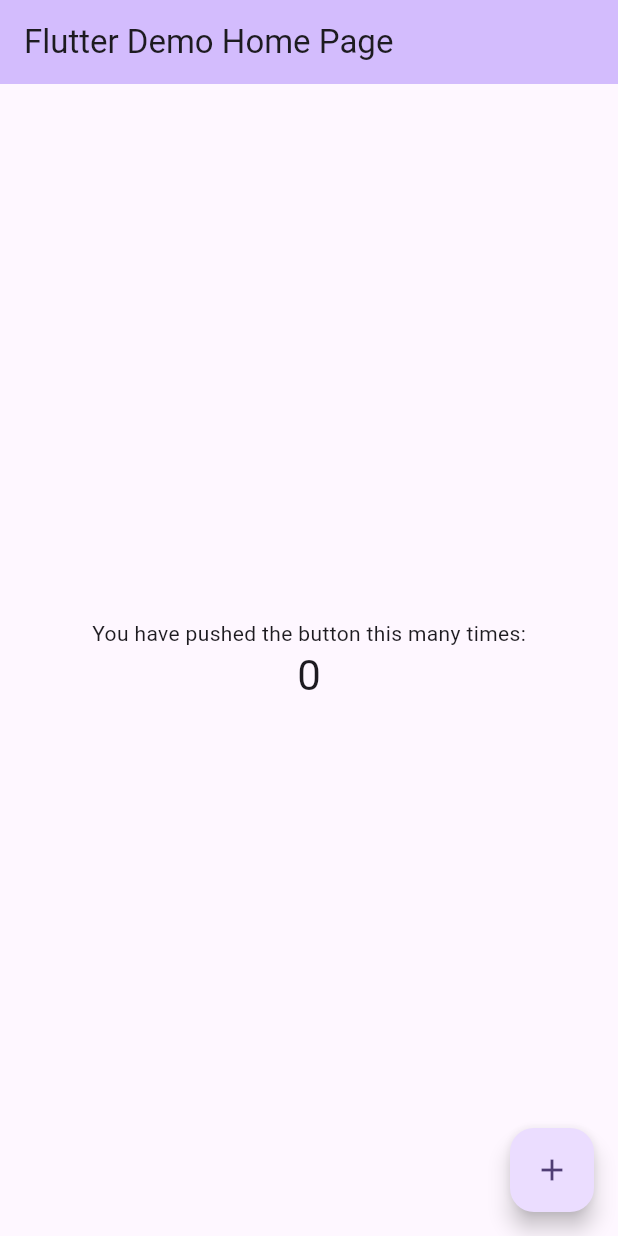
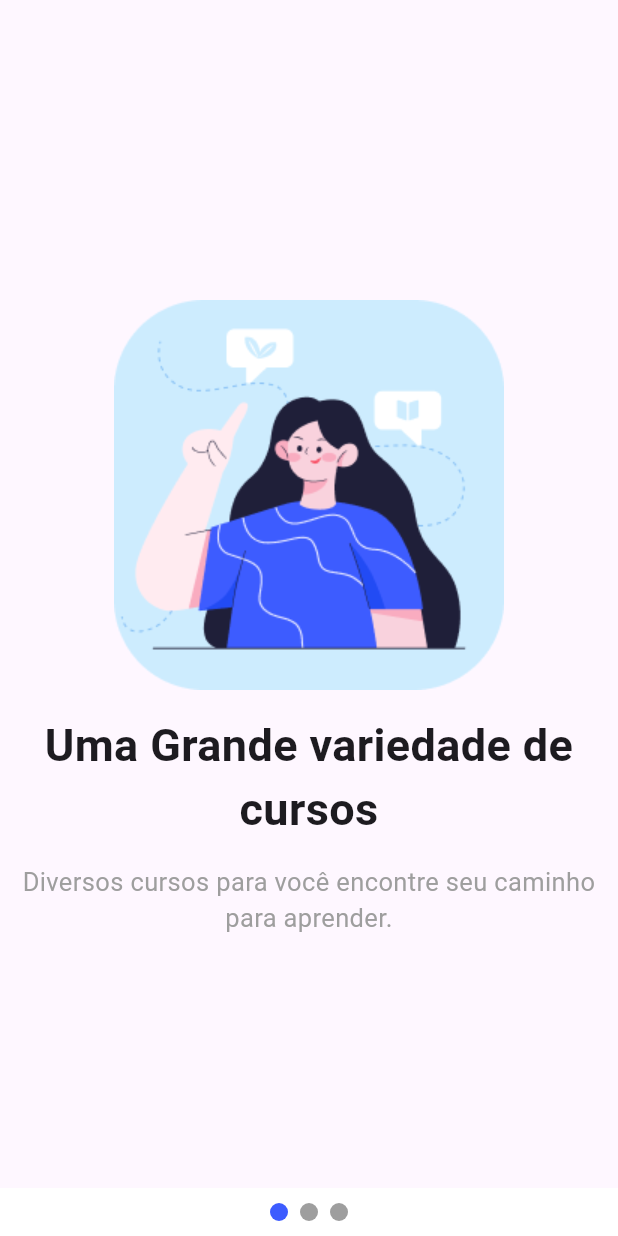
Before and after one commit to felipemaximo01/FlutterPageScireClass, a Flutter app: the screen it shows after launch, on a phone screen of 412 x 824 dp. Run offline on Flutter 3.47's test engine with Material 3 defaults, Android fonts, the phone set to English and light mode, and no system bars; drawn by our look-alikes of smooth_page_indicator; our stand-ins replace shared_preferences.

```diff
--- /dev/null
+++ b/scireclass/lib/Components/color.dart
@@ -0,0 +1,3 @@
+import 'package:flutter/material.dart';
+
+const primaryColor = Color.fromARGB(255, 61, 92, 255);
--- /dev/null
+++ b/scireclass/lib/Onboboarding/onboarding_info.dart
@@ -0,0 +1,8 @@
+class OnboardingInfo {
+  final String title;
+  final String descriptions;
+  final String image;
+
+  OnboardingInfo(
+      {required this.title, required this.descriptions, required this.image});
+}
--- /dev/null
+++ b/scireclass/lib/Onboboarding/onboarding_items.dart
@@ -0,0 +1,21 @@
+import 'onboarding_info.dart';
+
+class OnboardingItems {
+  List<OnboardingInfo> items = [
+    OnboardingInfo(
+        title: "Uma Grande variedade de cursos",
+        descriptions:
+            "Diversos cursos para você encontre seu caminho para aprender.",
+        image: "assets/illustrationPage1.png"),
+    OnboardingInfo(
+        title: "Rápido e fácil aprendizado",
+        descriptions:
+            "Aprendizagem fácil e rápida a qualquer momento para ajudá-le melhorar várias habilidades.",
+        image: "assets/illustrationPage2.png"),
+    OnboardingInfo(
+        title: "Crie seu próprio plano de estudo",
+        descriptions:
+            "Estude de acordo com o plano de estudo, para fazer o seu estudo mais motivado.",
+        image: "assets/illustrationPage3.png"),
+  ];
+}
--- /dev/null
+++ b/scireclass/lib/Onboboarding/onboarding_view.dart
@@ -0,0 +1,137 @@
+import 'package:flutter/material.dart';
+import 'package:scireclass/Components/color.dart';
+import 'package:scireclass/Onboboarding/onboarding_items.dart';
+import 'package:scireclass/home.dart';
+import 'package:scireclass/cadastro.dart';
+import 'package:shared_preferences/shared_preferences.dart';
+import 'package:smooth_page_indicator/smooth_page_indicator.dart';
+
+class OnboardingView extends StatefulWidget {
+  const OnboardingView({super.key});
+
+  @override
+  State<OnboardingView> createState() => _OnboardingViewState();
+}
+
+class _OnboardingViewState extends State<OnboardingView> {
+  final controller = OnboardingItems();
+  final pageController = PageController();
+
+  bool isLastPage = false;
+
+  @override
+  Widget build(BuildContext context) {
+    return Scaffold(
+      bottomSheet: Container(
+        color: Colors.white,
+        padding: const EdgeInsets.symmetric(horizontal: 10, vertical: 10),
+        child: isLastPage
+            ? getSignUp()
+            : Row(
+                mainAxisAlignment: MainAxisAlignment.center,
+                children: [
+                  //Indicator
+                  SmoothPageIndicator(
+                    controller: pageController,
+                    count: controller.items.length,
+                    onDotClicked: (index) => pageController.animateToPage(index,
+                        duration: const Duration(milliseconds: 600),
+                        curve: Curves.easeIn),
+                    effect: const WormEffect(
+                      dotHeight: 12,
+                      dotWidth: 12,
+                      activeDotColor: primaryColor,
+                    ),
+                  ),
+                ],
+              ),
+      ),
+      body: Container(
+        margin: const EdgeInsets.symmetric(horizontal: 15),
+        child: PageView.builder(
+            onPageChanged: (index) => setState(
+                () => isLastPage = controller.items.length - 1 == index),
+            itemCount: controller.items.length,
+            controller: pageController,
+            itemBuilder: (context, index) {
+              return Column(
+                mainAxisAlignment: MainAxisAlignment.center,
+                children: [
+                  Image.asset(
+                    controller.items[index].image,
+                    errorBuilder: (context, error, stackTrace) {
+                      return const Text('Erro ao carregar a imagem');
+                    },
+                  ),
+                  const SizedBox(height: 15),
+                  Text(
+                    controller.items[index].title,
+                    style: const TextStyle(
+                        fontSize: 30, fontWeight: FontWeight.bold),
+                    textAlign: TextAlign.center,
+                  ),
+                  const SizedBox(height: 15),
+                  Text(controller.items[index].descriptions,
+                      style: const TextStyle(color: Colors.grey, fontSize: 17),
+                      textAlign: TextAlign.center),
+                ],
+              );
+            }),
+      ),
+    );
+  }
+
+  //Now the problem is when press get started button
+  // after re run the app we see again the onboarding screen
+  // so lets do one time onboarding
+
+  //Get started button
+
+  Widget getSignUp() {
+    return Container(
+      decoration: BoxDecoration(
+          borderRadius: BorderRadius.circular(8), color: primaryColor),
+      width: MediaQuery.of(context).size.width * .9,
+      height: 55,
+      child: TextButton(
+          onPressed: () async {
+            final pres = await SharedPreferences.getInstance();
+            pres.setBool("onboarding", true);
+
+            //After we press get started button this onboarding value become true
+            // same key
+            if (!mounted) return;
+            Navigator.pushReplacement(context,
+                MaterialPageRoute(builder: (context) => SignupScreen()));
+          },
+          child: const Text(
+            "Cadastre-se",
+            style: TextStyle(color: Colors.white),
+          )),
+    );
+  }
+
+  Widget getLogin() {
+    return Container(
+      decoration: BoxDecoration(
+          borderRadius: BorderRadius.circular(8), color: primaryColor),
+      width: MediaQuery.of(context).size.width * .9,
+      height: 55,
+      child: TextButton(
+          onPressed: () async {
+            final pres = await SharedPreferences.getInstance();
+            pres.setBool("onboarding", true);
+
+            //After we press get started button this onboarding value become true
+            // same key
+            if (!mounted) return;
+            Navigator.pushReplacement(context,
+                MaterialPageRoute(builder: (context) => SignupScreen()));
+          },
+          child: const Text(
+            "Login",
+            style: TextStyle(color: Colors.white),
+          )),
+    );
+  }
+}
--- a/scireclass/lib/main.dart
+++ b/scireclass/lib/main.dart
@@ -1,125 +1,31 @@
 import 'package:flutter/material.dart';
+import 'package:scireclass/Onboboarding/onboarding_view.dart';
+import 'package:scireclass/home.dart';
 
-void main() {
-  runApp(const MyApp());
+import 'package:shared_preferences/shared_preferences.dart';
+
+void main() async {
+  WidgetsFlutterBinding.ensureInitialized();
+  final prefs = await SharedPreferences.getInstance();
+  final onboarding = prefs.getBool("onboarding") ?? false;
+
+  runApp(MyApp(onboarding: onboarding));
 }
 
 class MyApp extends StatelessWidget {
-  const MyApp({super.key});
+  final bool onboarding;
+  const MyApp({super.key, this.onboarding = false});
 
-  // This widget is the root of your application.
   @override
   Widget build(BuildContext context) {
     return MaterialApp(
-      title: 'Flutter Demo',
+      debugShowCheckedModeBanner: false,
+      title: 'ScireClass',
       theme: ThemeData(
-        // This is the theme of your application.
-        //
-        // TRY THIS: Try running your application with "flutter run". You'll see
-        // the application has a purple toolbar. Then, without quitting the app,
-        // try changing the seedColor in the colorScheme below to Colors.green
-        // and then invoke "hot reload" (save your changes or press the "hot
-        // reload" button in a Flutter-supported IDE, or press "r" if you used
-        // the command line to start the app).
-        //
-        // Notice that the counter didn't reset back to zero; the application
-        // state is not lost during the reload. To reset the state, use hot
-        // restart instead.
-        //
-        // This works for code too, not just values: Most code changes can be
-        // tested with just a hot reload.
         colorScheme: ColorScheme.fromSeed(seedColor: Colors.deepPurple),
         useMaterial3: true,
       ),
-      home: const MyHomePage(title: 'Flutter Demo Home Page'),
+      home: const OnboardingView(),
     );
   }
 }
-
-class MyHomePage extends StatefulWidget {
-  const MyHomePage({super.key, required this.title});
-
-  // This widget is the home page of your application. It is stateful, meaning
-  // that it has a State object (defined below) that contains fields that affect
-  // how it looks.
-
-  // This class is the configuration for the state. It holds the values (in this
-  // case the title) provided by the parent (in this case the App widget) and
-  // used by the build method of the State. Fields in a Widget subclass are
-  // always marked "final".
-
-  final String title;
-
-  @override
-  State<MyHomePage> createState() => _MyHomePageState();
-}
-
-class _MyHomePageState extends State<MyHomePage> {
-  int _counter = 0;
-
-  void _incrementCounter() {
-    setState(() {
-      // This call to setState tells the Flutter framework that something has
-      // changed in this State, which causes it to rerun the build method below
-      // so that the display can reflect the updated values. If we changed
-      // _counter without calling setState(), then the build method would not be
-      // called again, and so nothing would appear to happen.
-      _counter++;
-    });
-  }
-
-  @override
-  Widget build(BuildContext context) {
-    // This method is rerun every time setState is called, for instance as done
-    // by the _incrementCounter method above.
-    //
-    // The Flutter framework has been optimized to make rerunning build methods
-    // fast, so that you can just rebuild anything that needs updating rather
-    // than having to individually change instances of widgets.
-    return Scaffold(
-      appBar: AppBar(
-        // TRY THIS: Try changing the color here to a specific color (to
-        // Colors.amber, perhaps?) and trigger a hot reload to see the AppBar
-        // change color while the other colors stay the same.
-        backgroundColor: Theme.of(context).colorScheme.inversePrimary,
-        // Here we take the value from the MyHomePage object that was created by
-        // the App.build method, and use it to set our appbar title.
-        title: Text(widget.title),
-      ),
-      body: Center(
-        // Center is a layout widget. It takes a single child and positions it
-        // in the middle of the parent.
-        child: Column(
-          // Column is also a layout widget. It takes a list of children and
-          // arranges them vertically. By default, it sizes itself to fit its
-          // children horizontally, and tries to be as tall as its parent.
-          //
-          // Column has various properties to control how it sizes itself and
-          // how it positions its children. Here we use mainAxisAlignment to
-          // center the children vertically; the main axis here is the vertical
-          // axis because Columns are vertical (the cross axis would be
-          // horizontal).
-          //
-          // TRY THIS: Invoke "debug painting" (choose the "Toggle Debug Paint"
-          // action in the IDE, or press "p" in the console), to see the
-          // wireframe for each widget.
-          mainAxisAlignment: MainAxisAlignment.center,
-          children: <Widget>[
-            const Text(
-              'You have pushed the button this many times:',
-            ),
-            Text(
-              '$_counter',
-              style: Theme.of(context).textTheme.headlineMedium,
-            ),
-          ],
-        ),
-      ),
-      floatingActionButton: FloatingActionButton(
-        onPressed: _incrementCounter,
-        tooltip: 'Increment',
-        child: const Icon(Icons.add),
-      ), // This trailing comma makes auto-formatting nicer for build methods.
-    );
-  }
-}
--- a/scireclass/pubspec.yaml
+++ b/scireclass/pubspec.yaml
@@ -35,6 +35,8 @@ dependencies:
   # The following adds the Cupertino Icons font to your application.
   # Use with the CupertinoIcons class for iOS style icons.
   cupertino_icons: ^1.0.6
+  shared_preferences: ^2.2.3
+  smooth_page_indicator: ^1.1.0
 
 dev_dependencies:
   flutter_test:
@@ -58,6 +60,10 @@ flutter:
   # the material Icons class.
   uses-material-design: true
 
+  assets:
+    - assets/illustrationPage1.png
+    - assets/illustrationPage2.png
+    - assets/illustrationPage3.png
   # To add assets to your application, add an assets section, like this:
   # assets:
   #   - images/a_dot_burr.jpeg
```
Also changed, not shown: scireclass/lib/cadastro.dart (added, +278 -0 lines), scireclass/lib/home.dart (added, +21 -0 lines), scireclass/lib/login.dart (added, +150 -0 lines), scireclass/assets/illustration.svg (added), scireclass/assets/illustrationPage1.png (added), scireclass/assets/illustrationPage2.png (added), scireclass/assets/illustrationPage3.png (added), scireclass/images/illustration.svg (added), scireclass/images/illustrationPage1.png (added), scireclass/images/illustrationPage2.png (added), scireclass/images/illustrationPage3.png (added), scireclass/pubspec.lock, 1 other file.
